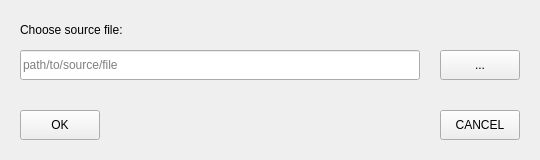
The window that src/Forms/choosefilewindow.ui (psv-git/BDOLang) describes before a commit, drawn with Qt 5.
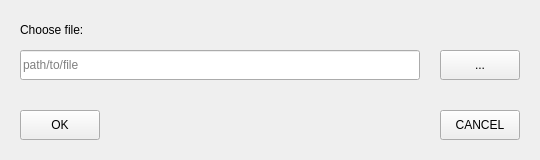
The same window after the commit. Custom widgets are drawn as their Qt base class.

The edit to the form file:
```diff
--- a/src/Forms/choosefilewindow.ui
+++ b/src/Forms/choosefilewindow.ui
@@ -71,7 +71,7 @@
     <rect>
      <x>20</x>
      <y>20</y>
-     <width>490</width>
+     <width>500</width>
      <height>20</height>
     </rect>
    </property>
@@ -79,7 +79,7 @@
     <string notr="true">font: 10pt &quot;Arial&quot;;</string>
    </property>
    <property name="text">
-    <string>Choose source file:</string>
+    <string>Choose file:</string>
    </property>
   </widget>
   <widget class="MyButton" name="okButton">
@@ -117,7 +117,7 @@
     <string notr="true">font: 10pt &quot;Liberation Mono&quot;;</string>
    </property>
    <property name="placeholderText">
-    <string>path/to/source/file</string>
+    <string>path/to/file</string>
    </property>
   </widget>
  </widget>
```
